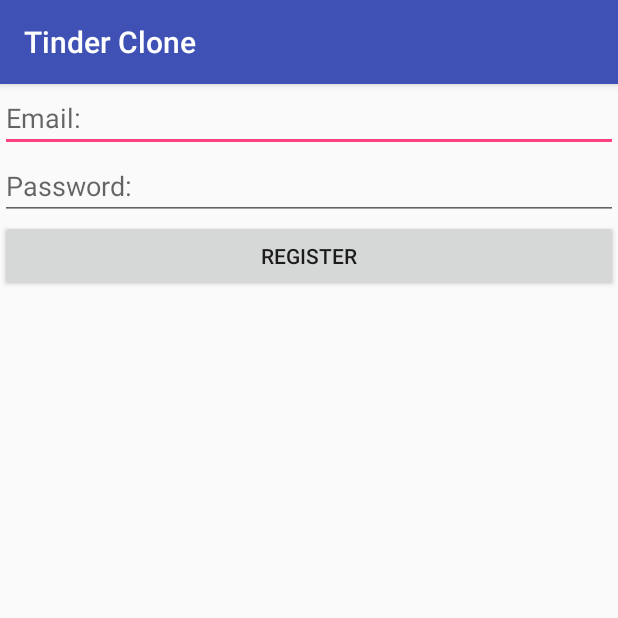
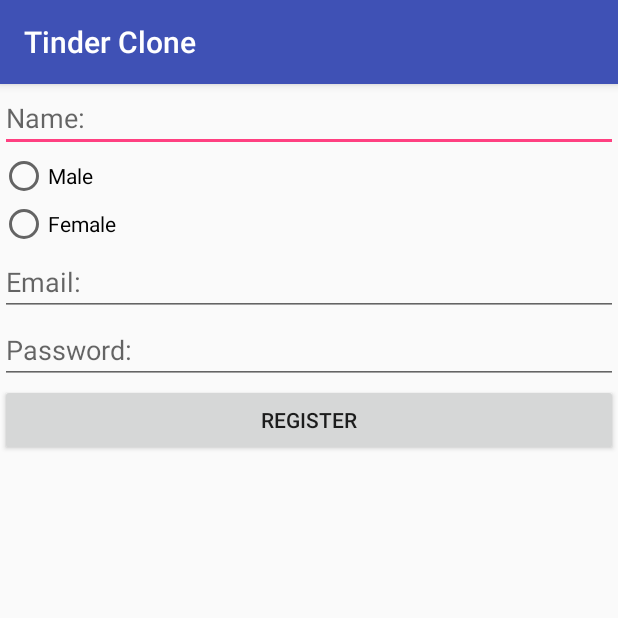
Before and after one commit to Ivan-Jimenez/android-tinder-clone-tutorial, an Android app: the RegistrationActivity screen opened directly, with no data from a screen before it, after a tap on "REGISTER", on a phone screen of 412 x 824 dp, the top half of it. Run offline under Robolectric (Android 15) with nearby library versions, the phone set to English and light mode, and no system bars; our stand-ins replace Firebase (no records; nobody signed in at launch, a user with empty details on screens opened directly); 2 statements that could not run were skipped.

Commit message:
connection database

```diff
--- a/app/src/main/java/mx/ivancastro/android_tinder_clone_tutorial/RegistrationActivity.java
+++ b/app/src/main/java/mx/ivancastro/android_tinder_clone_tutorial/RegistrationActivity.java
@@ -7,6 +7,8 @@ import android.os.Bundle;
 import android.view.View;
 import android.widget.Button;
 import android.widget.EditText;
+import android.widget.RadioButton;
+import android.widget.RadioGroup;
 import android.widget.Toast;
 
 import com.google.android.gms.tasks.OnCompleteListener;
@@ -14,10 +16,15 @@ import com.google.android.gms.tasks.Task;
 import com.google.firebase.auth.AuthResult;
 import com.google.firebase.auth.FirebaseAuth;
 import com.google.firebase.auth.FirebaseUser;
+import com.google.firebase.database.DatabaseReference;
+import com.google.firebase.database.FirebaseDatabase;
 
 public class RegistrationActivity extends AppCompatActivity {
     private EditText mEmail;
     private EditText mPassword;
+    private EditText mName;
+
+    private RadioGroup mRadioGroup;
 
     private Button mRegister;
 
@@ -46,16 +53,31 @@ public class RegistrationActivity extends AppCompatActivity {
         mEmail    = findViewById(R.id.email);
         mPassword = findViewById(R.id.password);
         mRegister = findViewById(R.id.register);
+        mName     = findViewById(R.id.name);
+
+        mRadioGroup = findViewById(R.id.radio_group);
 
         mRegister.setOnClickListener(new View.OnClickListener() {
             @Override
             public void onClick(View v) {
-                final String email = mEmail.getText().toString();
+                int selectId = mRadioGroup.getCheckedRadioButtonId();
+                final RadioButton radioButton = findViewById(selectId);
+
+                if (radioButton.getText() == null) return;
+
+                final String email    = mEmail.getText().toString();
                 final String password = mPassword.getText().toString();
+                final String name     = mName.getText().toString();
                 mAuth.createUserWithEmailAndPassword(email, password).addOnCompleteListener(RegistrationActivity.this, new OnCompleteListener<AuthResult>() {
                     @Override
                     public void onComplete(@NonNull Task<AuthResult> task) {
-                        if (!task.isSuccessful()) Toast.makeText(RegistrationActivity.this, "Sign Up Error!!!", Toast.LENGTH_SHORT).show();
+                        if (!task.isSuccessful()) {
+                            Toast.makeText(RegistrationActivity.this, "Sign Up Error!!!", Toast.LENGTH_SHORT).show();
+                        } else {
+                            String userId = mAuth.getCurrentUser().getUid();
+                            DatabaseReference currentUserDb = FirebaseDatabase.getInstance().getReference().child("Users").child(radioButton.getText().toString()).child(userId).child("name");
+                            currentUserDb.setValue(name);
+                        }
                     }
                 });
             }
--- a/app/src/main/res/layout/activity_registration.xml
+++ b/app/src/main/res/layout/activity_registration.xml
@@ -6,6 +6,26 @@
     android:layout_height="match_parent"
     tools:context=".RegistrationActivity"
     android:orientation="vertical">
+
+    <EditText
+        android:layout_width="match_parent"
+        android:layout_height="wrap_content"
+        android:hint="Name:"
+        android:id="@+id/name"/>
+
+    <RadioGroup
+        android:layout_width="match_parent"
+        android:layout_height="wrap_content"
+        android:id="@+id/radio_group">
+        <RadioButton
+            android:layout_width="wrap_content"
+            android:layout_height="wrap_content"
+            android:text="Male"/>
+        <RadioButton
+            android:layout_width="wrap_content"
+            android:layout_height="wrap_content"
+            android:text="Female"/>
+    </RadioGroup>
 
     <EditText
         android:layout_width="match_parent"
```
